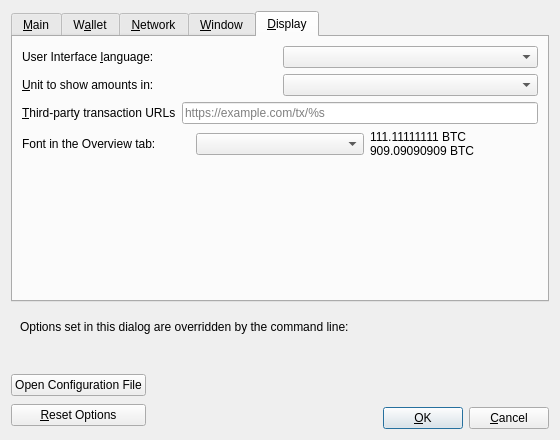
The window that src/qt/forms/optionsdialog.ui (Xnuva-Blockchain-Project/Xnuva) describes before a commit, drawn with Qt 5.
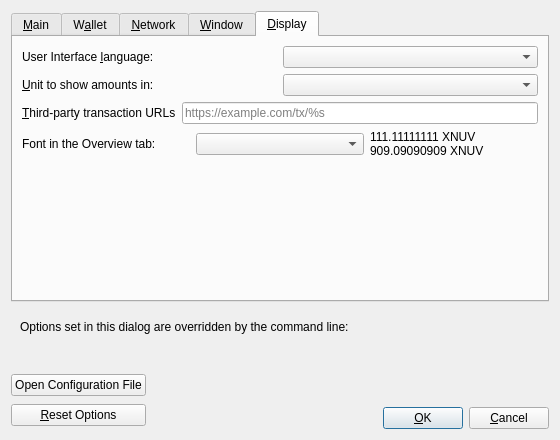
The same window after the commit. The open tabs and pages were chosen to show the change. Custom widgets are drawn as their Qt base class.

Diff of the .ui file:
```diff
--- a/src/qt/forms/optionsdialog.ui
+++ b/src/qt/forms/optionsdialog.ui
@@ -779,8 +779,8 @@
          <item>
           <widget class="QLabel" name="moneyFont_preview">
            <property name="text">
-            <string notr="true">111.11111111 BTC
-909.09090909 BTC</string>
+            <string notr="true">111.11111111 XNUV
+909.09090909 XNUV</string>
            </property>
           </widget>
          </item>
```
